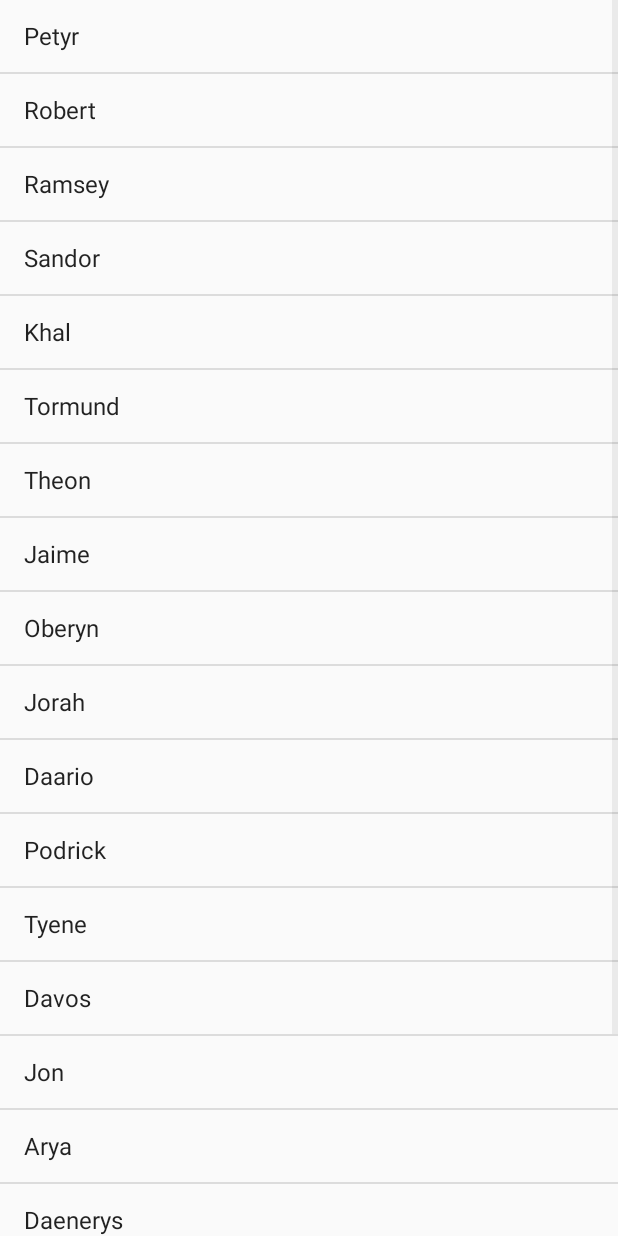
After one commit to TrevorLawyer/WhereYouAt, an Android app: the ContactsActivity screen opened directly, with no data from a screen before it, on a phone screen of 412 x 824 dp. The commit adds this screen. Run offline under Robolectric (Android 15) with nearby library versions, the phone set to English and light mode, and no system bars.

Commit message:
On SuccessfulLogin there will be a map and an action bar at the top with the choice of Contacts or Settings. Contacts will take you to a list of contacts coded in.

```diff
--- a/app/build.gradle
+++ b/app/build.gradle
@@ -20,11 +20,12 @@ android {
 }
 
 dependencies {
-    compile fileTree(dir: 'libs', include: ['*.jar'])
+    compile fileTree(include: ['*.jar'], dir: 'libs')
     androidTestCompile('com.android.support.test.espresso:espresso-core:2.2.2', {
         exclude group: 'com.android.support', module: 'support-annotations'
     })
     compile 'com.android.support:appcompat-v7:25.3.1'
     compile 'com.android.support.constraint:constraint-layout:1.0.2'
+    compile 'com.google.android.gms:play-services:11.0.4'
     testCompile 'junit:junit:4.12'
 }
--- /dev/null
+++ b/app/src/main/java/edu/uco/tlawyer/whereyouat/ContactsActivity.java
@@ -0,0 +1,22 @@
+package edu.uco.tlawyer.whereyouat;
+
+import android.app.Activity;
+import android.os.Bundle;
+import android.widget.ArrayAdapter;
+import android.widget.ListView;
+
+public class ContactsActivity extends Activity {
+    String fname[]={"Petyr","Robert","Ramsey","Sandor","Khal","Tormund","Theon",
+            "Jaime","Oberyn","Jorah","Daario","Podrick","Tyene","Davos",
+            "Jon","Arya","Daenerys","Samwell","Brienne","Margaery"};
+    @Override
+    protected void onCreate(Bundle savedInstanceState) {
+        super.onCreate(savedInstanceState);
+        setContentView(R.layout.activity_contacts);
+
+        ListView list = (ListView) findViewById(R.id.contactList);
+        ArrayAdapter<String> adapter = new ArrayAdapter(this,
+                android.R.layout.simple_list_item_1, fname);
+        list.setAdapter(adapter);
+    }
+}
--- a/app/src/main/java/edu/uco/tlawyer/whereyouat/MainActivity.java
+++ b/app/src/main/java/edu/uco/tlawyer/whereyouat/MainActivity.java
@@ -43,11 +43,11 @@ public class MainActivity extends AppCompatActivity {
                 //checks if password and username are not empty
                 if (!inputPassword.matches("") && !inputUsername.matches("")) {
 
-                    if (inputPassword.length() < 6) {
+                    if (inputPassword.length() < 1) {
                         Toast.makeText(MainActivity.this, "Invalid Password Length", Toast.LENGTH_SHORT).show();
                     } else {
 
-                        //check passwork and username before proceeding to login page
+                        //check password and username before proceeding to login page
                         Intent intent = new Intent(MainActivity.this, LoginSuccessActivity.class);
                         startActivityForResult(intent, 1);
 
--- /dev/null
+++ b/app/src/main/res/layout/activity_contacts.xml
@@ -0,0 +1,14 @@
+<?xml version="1.0" encoding="utf-8"?>
+<android.support.constraint.ConstraintLayout xmlns:android="http://schemas.android.com/apk/res/android"
+    xmlns:app="http://schemas.android.com/apk/res-auto"
+    xmlns:tools="http://schemas.android.com/tools"
+    android:layout_width="match_parent"
+    android:layout_height="match_parent"
+    tools:context="edu.uco.tlawyer.whereyouat.ContactsActivity">
+
+    <ListView
+        android:id="@+id/contactList"
+        android:layout_width="0dp"
+        android:layout_height="match_parent"
+        android:layout_weight="1"/>
+</android.support.constraint.ConstraintLayout>
```
Also changed, not shown: app/src/main/AndroidManifest.xml (+6 -2 lines), app/src/main/java/edu/uco/tlawyer/whereyouat/LoginSuccessActivity.java (+45 -1 lines), app/src/main/res/layout/activity_login_success.xml (+29 -0 lines), app/src/main/res/menu/menu.xml (added, +10 -0 lines), 1 other file.
